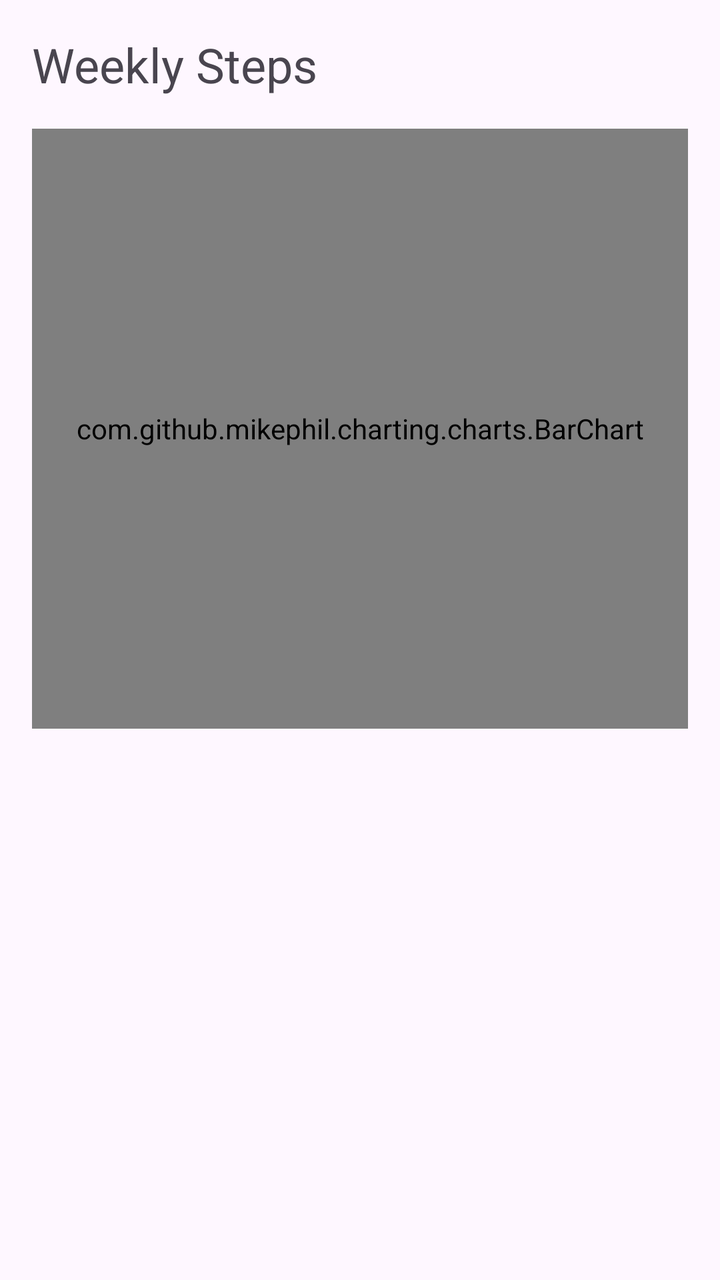
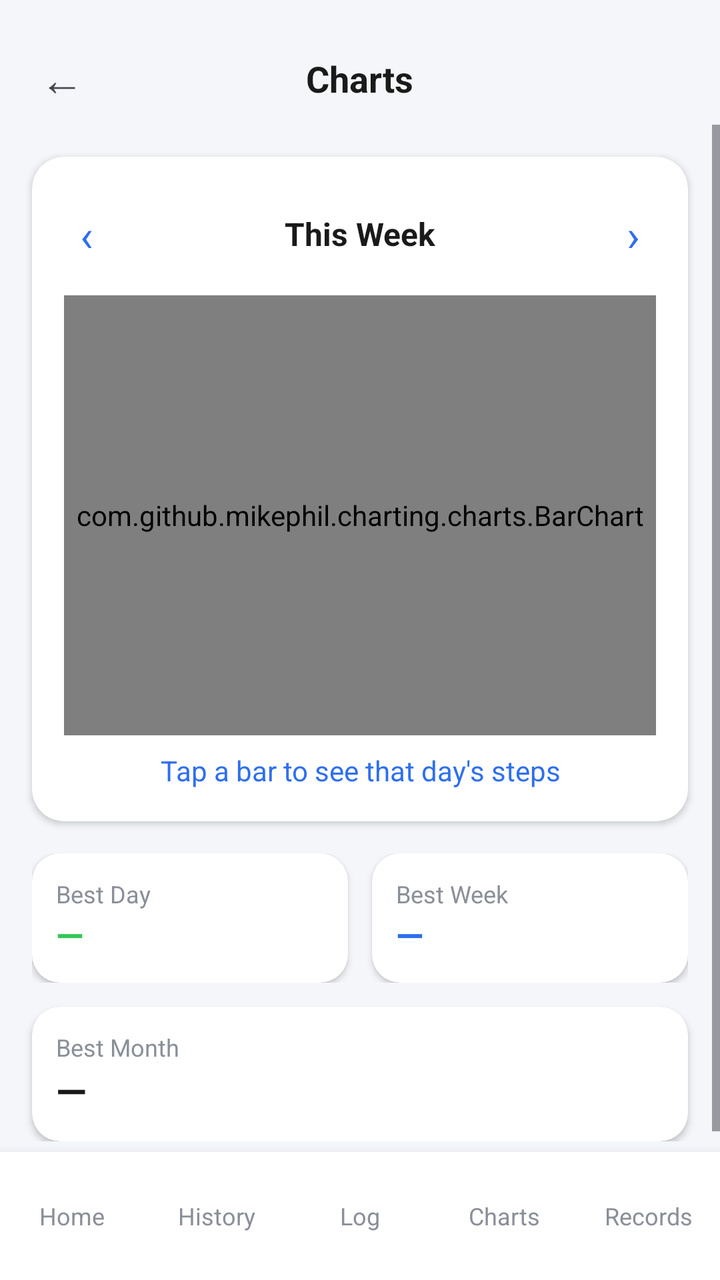

Screens rendered from an Android XML layout before and after an edit, with the pre-edit source and the edit as a unified diff.
<!-- AndroidManifest.xml: application theme Theme.FitTrack -->
<!-- res/layout/activity_charts.xml -->
<?xml version="1.0" encoding="utf-8"?>
<androidx.constraintlayout.widget.ConstraintLayout xmlns:android="http://schemas.android.com/apk/res/android"
    xmlns:app="http://schemas.android.com/apk/res-auto"
    android:layout_width="match_parent"
    android:layout_height="match_parent">

    <TextView
        android:id="@+id/chartsTitle"
        android:layout_width="wrap_content"
        android:layout_height="wrap_content"
        android:text="Weekly Steps"
        android:textSize="24sp"
        android:layout_margin="16dp"
        app:layout_constraintTop_toTopOf="parent"
        app:layout_constraintStart_toStartOf="parent" />

    <com.github.mikephil.charting.charts.BarChart
        android:id="@+id/stepsBarChart"
        android:layout_width="match_parent"
        android:layout_height="300dp"
        android:layout_margin="16dp"
        app:layout_constraintTop_toBottomOf="@id/chartsTitle" />

</androidx.constraintlayout.widget.ConstraintLayout>
<!-- resources referenced by this layout -->
<resources>
  <style name="Theme.FitTrack" parent="Base.Theme.FitTrack" />
  <style name="Base.Theme.FitTrack" parent="Theme.Material3.DayNight.NoActionBar">
          
          
      </style>
</resources>

<!-- the commit's change to res/layout/activity_charts.xml (unified diff, before → after) -->
@@ -2,23 +2,210 @@
 <androidx.constraintlayout.widget.ConstraintLayout xmlns:android="http://schemas.android.com/apk/res/android"
     xmlns:app="http://schemas.android.com/apk/res-auto"
     android:layout_width="match_parent"
-    android:layout_height="match_parent">
+    android:layout_height="match_parent"
+    android:background="@color/bg_screen">
+
+    <TextView
+        android:id="@+id/backButton"
+        android:layout_width="wrap_content"
+        android:layout_height="wrap_content"
+        android:text="←"
+        android:textSize="22sp"
+        android:padding="8dp"
+        android:layout_marginTop="16dp"
+        android:layout_marginStart="12dp"
+        app:layout_constraintTop_toTopOf="parent"
+        app:layout_constraintStart_toStartOf="parent" />
 
     <TextView
         android:id="@+id/chartsTitle"
         android:layout_width="wrap_content"
         android:layout_height="wrap_content"
-        android:text="Weekly Steps"
-        android:textSize="24sp"
-        android:layout_margin="16dp"
-        app:layout_constraintTop_toTopOf="parent"
-        app:layout_constraintStart_toStartOf="parent" />
-
-    <com.github.mikephil.charting.charts.BarChart
-        android:id="@+id/stepsBarChart"
+        android:text="Charts"
+        android:textSize="18sp"
+        android:textStyle="bold"
+        android:textColor="@color/text_primary"
+        app:layout_constraintTop_toTopOf="@id/backButton"
+        app:layout_constraintBottom_toBottomOf="@id/backButton"
+        app:layout_constraintStart_toStartOf="parent"
+        app:layout_constraintEnd_toEndOf="parent" />
+
+    <ScrollView
         android:layout_width="match_parent"
-        android:layout_height="300dp"
-        android:layout_margin="16dp"
-        app:layout_constraintTop_toBottomOf="@id/chartsTitle" />
+        android:layout_height="0dp"
+        app:layout_constraintTop_toBottomOf="@id/backButton"
+        app:layout_constraintBottom_toTopOf="@id/bottomNav">
+
+        <LinearLayout
+            android:layout_width="match_parent"
+            android:layout_height="wrap_content"
+            android:orientation="vertical"
+            android:paddingBottom="16dp">
+
+            <androidx.cardview.widget.CardView
+                android:layout_width="match_parent"
+                android:layout_height="wrap_content"
+                android:layout_marginTop="16dp"
+                android:layout_marginHorizontal="16dp"
+                app:cardCornerRadius="16dp"
+                app:cardElevation="2dp"
+                app:cardBackgroundColor="@android:color/white">
+
+                <LinearLayout
+                    android:layout_width="match_parent"
+                    android:layout_height="wrap_content"
+                    android:orientation="vertical"
+                    android:padding="16dp">
+
+                    <LinearLayout
+                        android:layout_width="match_parent"
+                        android:layout_height="wrap_content"
+                        android:orientation="horizontal"
+                        android:gravity="center_vertical">
+
+                        <TextView
+                            android:id="@+id/prevWeekBtn"
+                            android:layout_width="wrap_content"
+                            android:layout_height="wrap_content"
+                            android:text="‹"
+                            android:textSize="22sp"
+                            android:padding="8dp"
+                            android:textColor="@color/accent_blue" />
+
+                        <TextView
+                            android:id="@+id/weekLabel"
+                            android:layout_width="0dp"
+                            android:layout_height="wrap_content"
+                            android:layout_weight="1"
+                            android:gravity="center"
+                            android:textSize="16sp"
+                            android:textStyle="bold"
+                            android:textColor="@color/text_primary"
+                            android:text="This Week" />
+
+                        <TextView
+                            android:id="@+id/nextWeekBtn"
+                            android:layout_width="wrap_content"
+                            android:layout_height="wrap_content"
+                            android:text="›"
+                            android:textSize="22sp"
+                            android:padding="8dp"
+                            android:textColor="@color/accent_blue" />
+                    </LinearLayout>
+
+                    <com.github.mikephil.charting.charts.BarChart
+                        android:id="@+id/stepsBarChart"
+                        android:layout_width="match_parent"
+                        android:layout_height="220dp"
+                        android:layout_marginTop="8dp" />
+
+                    <TextView
+                        android:id="@+id/selectedDayText"
+                        android:layout_width="match_parent"
+                        android:layout_height="wrap_content"
+                        android:gravity="center"
+                        android:textSize="14sp"
+                        android:textColor="@color/accent_blue"
+                        android:layout_marginTop="8dp"
+                        android:text="Tap a bar to see that day's steps" />
+
+                </LinearLayout>
+            </androidx.cardview.widget.CardView>
+
+            <LinearLayout
+                android:layout_width="match_parent"
+                android:layout_height="wrap_content"
+                android:orientation="horizontal"
+                android:layout_marginTop="16dp"
+                android:layout_marginHorizontal="16dp">
+
+                <androidx.cardview.widget.CardView
+                    android:layout_width="0dp"
+                    android:layout_height="wrap_content"
+                    android:layout_weight="1"
+                    android:layout_marginEnd="6dp"
+                    app:cardCornerRadius="14dp"
+                    app:cardElevation="2dp"
+                    app:cardBackgroundColor="@android:color/white">
+                    <LinearLayout
+                        android:layout_width="match_parent"
+                        android:layout_height="wrap_content"
+                        android:orientation="vertical"
+                        android:padding="12dp">
+                        <TextView android:layout_width="wrap_content" android:layout_height="wrap_content"
+                            android:text="Best Day" android:textSize="12sp" android:textColor="@color/text_secondary" />
+                        <TextView android:id="@+id/bestDayStat" android:layout_width="wrap_content" android:layout_height="wrap_content"
+                            android:text="—" android:textSize="18sp" android:textStyle="bold" android:textColor="@color/accent_green" />
+                    </LinearLayout>
+                </androidx.cardview.widget.CardView>
+
+                <androidx.cardview.widget.CardView
+                    android:layout_width="0dp"
+                    android:layout_height="wrap_content"
+                    android:layout_weight="1"
+                    android:layout_marginStart="6dp"
+                    app:cardCornerRadius="14dp"
+                    app:cardElevation="2dp"
+                    app:cardBackgroundColor="@android:color/white">
+                    <LinearLayout
+                        android:layout_width="match_parent"
+                        android:layout_height="wrap_content"
+                        android:orientation="vertical"
+                        android:padding="12dp">
+                        <TextView android:layout_width="wrap_content" android:layout_height="wrap_content"
+                            android:text="Best Week" android:textSize="12sp" android:textColor="@color/text_secondary" />
+                        <TextView android:id="@+id/bestWeekStat" android:layout_width="wrap_content" android:layout_height="wrap_content"
+                            android:text="—" android:textSize="18sp" android:textStyle="bold" android:textColor="@color/accent_blue" />
+                    </LinearLayout>
+                </androidx.cardview.widget.CardView>
+            </LinearLayout>
+
+            <androidx.cardview.widget.CardView
+                android:layout_width="match_parent"
+                android:layout_height="wrap_content"
+                android:layout_marginTop="12dp"
+                android:layout_marginHorizontal="16dp"
+                app:cardCornerRadius="14dp"
+                app:cardElevation="2dp"
+                app:cardBackgroundColor="@android:color/white">
+                <LinearLayout
+                    android:layout_width="match_parent"
+                    android:layout_height="wrap_content"
+                    android:orientation="vertical"
+                    android:padding="12dp">
+                    <TextView android:layout_width="wrap_content" android:layout_height="wrap_content"
+                        android:text="Best Month" android:textSize="12sp" android:textColor="@color/text_secondary" />
+                    <TextView android:id="@+id/bestMonthStat" android:layout_width="wrap_content" android:layout_height="wrap_content"
+                        android:text="—" android:textSize="20sp" android:textStyle="bold" android:textColor="@color/text_primary" />
+                </LinearLayout>
+            </androidx.cardview.widget.CardView>
+
+        </LinearLayout>
+    </ScrollView>
+
+    <include
+        android:id="@+id/bottomNav"
+        layout="@layout/bottom_nav"
+        android:layout_width="match_parent"
+        android:layout_height="64dp"
+        app:layout_constraintStart_toStartOf="parent"
+        app:layout_constraintEnd_toEndOf="parent"
+        app:layout_constraintBottom_toBottomOf="parent" />
 
 </androidx.constraintlayout.widget.ConstraintLayout>
+<!-- res/layout/bottom_nav.xml (included above) -->
+<?xml version="1.0" encoding="utf-8"?>
+<LinearLayout xmlns:android="http://schemas.android.com/apk/res/android"
+    android:layout_width="match_parent"
+    android:layout_height="64dp"
+    android:orientation="horizontal"
+    android:background="@android:color/white"
+    android:elevation="8dp">
+
+    <TextView android:id="@+id/navHome" android:text="Home" style="@style/NavItem" />
+    <TextView android:id="@+id/navHistory" android:text="History" style="@style/NavItem" />
+    <TextView android:id="@+id/navLog" android:text="Log" style="@style/NavItem" />
+    <TextView android:id="@+id/navCharts" android:text="Charts" style="@style/NavItem" />
+    <TextView android:id="@+id/navRecords" android:text="Records" style="@style/NavItem" />
+
+</LinearLayout>
<!-- resource entries referenced after the edit -->
@@ -1,5 +1,18 @@
 <!-- resources referenced by this layout -->
 <resources>
+  <color name="accent_blue">#2F6FED</color>
+  <color name="accent_green">#34C759</color>
+  <color name="bg_screen">#F4F6FA</color>
+  <color name="text_primary">#1A1A1A</color>
+  <color name="text_secondary">#8A8F98</color>
+  <style name="NavItem">
+          <item name="android:layout_width">0dp</item>
+          <item name="android:layout_height">match_parent</item>
+          <item name="android:layout_weight">1</item>
+          <item name="android:gravity">center</item>
+          <item name="android:textSize">12sp</item>
+          <item name="android:textColor">@color/text_secondary</item>
+      </style>
   <style name="Theme.FitTrack" parent="Base.Theme.FitTrack" />
   <style name="Base.Theme.FitTrack" parent="Theme.Material3.DayNight.NoActionBar">
           
